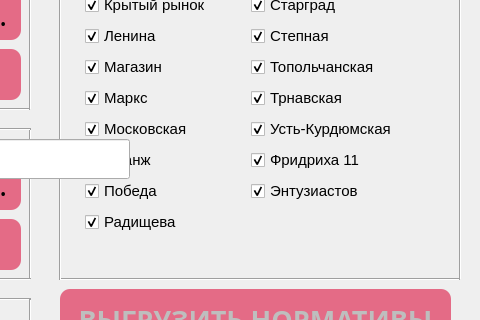
Before: the Qt Designer form ui/bakery.ui in PavelZagumenkin/Malina_Orders_v1, drawn with Qt 5; both pictures show x 760 to 1240 and y 191 to 511 of the 1240 by 700 pixel window.
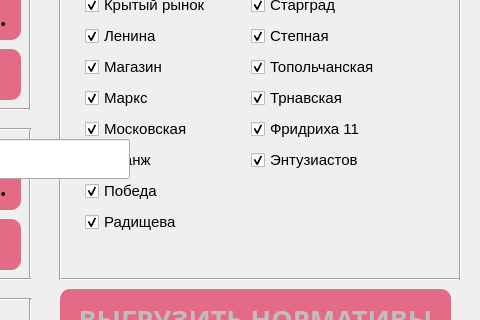
After: the same form once the commit is applied. Icons and pictures are not drawn.

Commit message: Подправил названия отчетов, убрал Усть из выпечки

```diff
--- a/ui/bakery.ui
+++ b/ui/bakery.ui
@@ -1177,36 +1177,6 @@
        </property>
       </widget>
      </item>
-     <item row="7" column="1">
-      <widget class="QCheckBox" name="cb_ust_kurdym">
-       <property name="font">
-        <font>
-         <pointsize>11</pointsize>
-        </font>
-       </property>
-       <property name="text">
-        <string>Усть-Курдюмская</string>
-       </property>
-       <property name="checked">
-        <bool>true</bool>
-       </property>
-      </widget>
-     </item>
-     <item row="8" column="1">
-      <widget class="QCheckBox" name="cb_fridriha">
-       <property name="font">
-        <font>
-         <pointsize>11</pointsize>
-        </font>
-       </property>
-       <property name="text">
-        <string>Фридриха 11</string>
-       </property>
-       <property name="checked">
-        <bool>true</bool>
-       </property>
-      </widget>
-     </item>
      <item row="7" column="0">
       <widget class="QCheckBox" name="cb_moskovskaya">
        <property name="font">
@@ -1267,7 +1237,22 @@
        </property>
       </widget>
      </item>
-     <item row="9" column="1">
+     <item row="7" column="1">
+      <widget class="QCheckBox" name="cb_fridriha">
+       <property name="font">
+        <font>
+         <pointsize>11</pointsize>
+        </font>
+       </property>
+       <property name="text">
+        <string>Фридриха 11</string>
+       </property>
+       <property name="checked">
+        <bool>true</bool>
+       </property>
+      </widget>
+     </item>
+     <item row="8" column="1">
       <widget class="QCheckBox" name="cb_entuziastov">
        <property name="font">
         <font>
```
The commit also changes 5 other files.
